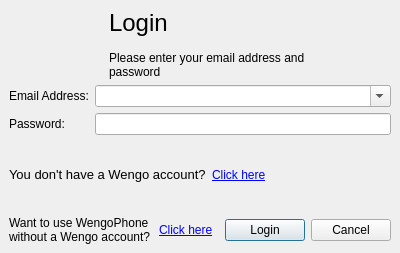
The window that wengophone/src/presentation/qt/login/LoginWindow.ui (tkrotoff/WengoPhone) describes before a commit, drawn with Qt 5.
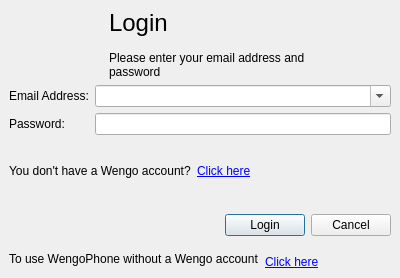
The same window after the commit.

Commit message: Work on the login window

Diff of the .ui file:
```diff
--- a/wengophone/src/presentation/qt/login/LoginWindow.ui
+++ b/wengophone/src/presentation/qt/login/LoginWindow.ui
@@ -9,7 +9,7 @@
     <x>0</x>
     <y>0</y>
     <width>400</width>
-    <height>253</height>
+    <height>278</height>
    </rect>
   </property>
   <property name="windowTitle" >
@@ -22,62 +22,28 @@
    <property name="spacing" >
     <number>6</number>
    </property>
-   <item row="4" column="0" colspan="2" >
-    <layout class="QGridLayout" >
-     <property name="margin" >
-      <number>0</number>
-     </property>
-     <property name="spacing" >
-      <number>6</number>
-     </property>
-     <item row="0" column="0" >
-      <widget class="QLabel" name="label" >
-       <property name="text" >
-        <string>&lt;html>&lt;head>&lt;meta name="qrichtext" content="1" />&lt;/head>&lt;body style=" white-space: pre-wrap; font-family:Sans Serif; font-size:10pt; font-weight:400; font-style:normal; text-decoration:none;">&lt;p style=" margin-top:0px; margin-bottom:0px; margin-left:0px; margin-right:0px; -qt-block-indent:0; text-indent:0px; font-family:MS Shell Dlg;">You don't have a Wengo account?&lt;/p>&lt;/body>&lt;/html></string>
-       </property>
-      </widget>
-     </item>
-     <item row="0" column="2" >
-      <spacer>
-       <property name="orientation" >
-        <enum>Qt::Horizontal</enum>
-       </property>
-       <property name="sizeHint" >
-        <size>
-         <width>40</width>
-         <height>20</height>
-        </size>
-       </property>
-      </spacer>
-     </item>
-     <item row="0" column="1" >
-      <widget class="QLabel" name="linkWengoAccountLabel" >
-       <property name="cursor" >
-        <cursor>13</cursor>
-       </property>
-       <property name="text" >
-        <string>&lt;html>&lt;head>&lt;meta name="qrichtext" content="1" />&lt;/head>&lt;body style=" white-space: pre-wrap; font-family:Sans Serif; font-size:9pt; font-weight:400; font-style:normal; text-decoration:none;">&lt;p style=" margin-top:0px; margin-bottom:0px; margin-left:0px; margin-right:0px; -qt-block-indent:0; text-indent:0px;">&lt;span style=" font-family:MS Shell Dlg; text-decoration: underline; color:#0000ff;">Click here&lt;/span>&lt;/p>&lt;/body>&lt;/html></string>
-       </property>
-      </widget>
-     </item>
-    </layout>
-   </item>
    <item row="6" column="0" colspan="2" >
-    <layout class="QGridLayout" >
+    <layout class="QHBoxLayout" >
      <property name="margin" >
       <number>0</number>
      </property>
      <property name="spacing" >
       <number>6</number>
      </property>
-     <item row="0" column="5" >
-      <widget class="QPushButton" name="cancelButton" >
-       <property name="text" >
-        <string>Cancel</string>
+     <item>
+      <spacer>
+       <property name="orientation" >
+        <enum>Qt::Horizontal</enum>
        </property>
-      </widget>
+       <property name="sizeHint" >
+        <size>
+         <width>16</width>
+         <height>36</height>
+        </size>
+       </property>
+      </spacer>
      </item>
-     <item row="0" column="4" >
+     <item>
       <widget class="QPushButton" name="loginButton" >
        <property name="text" >
         <string>Login</string>
@@ -90,20 +56,31 @@
        </property>
       </widget>
      </item>
-     <item row="0" column="1" >
-      <spacer>
-       <property name="orientation" >
-        <enum>Qt::Horizontal</enum>
+     <item>
+      <widget class="QPushButton" name="cancelButton" >
+       <property name="text" >
+        <string>Cancel</string>
        </property>
-       <property name="sizeHint" >
-        <size>
-         <width>40</width>
-         <height>20</height>
-        </size>
+      </widget>
+     </item>
+    </layout>
+   </item>
+   <item row="7" column="0" colspan="2" >
+    <layout class="QHBoxLayout" >
+     <property name="margin" >
+      <number>0</number>
+     </property>
+     <property name="spacing" >
+      <number>6</number>
+     </property>
+     <item>
+      <widget class="QLabel" name="label_3" >
+       <property name="text" >
+        <string>&lt;html>&lt;head>&lt;meta name="qrichtext" content="1" />&lt;/head>&lt;body style=" white-space: pre-wrap; font-family:MS Shell Dlg; font-size:8.25pt; font-weight:400; font-style:normal; text-decoration:none;">&lt;p style=" margin-top:0px; margin-bottom:0px; margin-left:0px; margin-right:0px; -qt-block-indent:0; text-indent:0px; font-size:9pt;">To use WengoPhone without a Wengo account&lt;/p>&lt;/body>&lt;/html></string>
        </property>
-      </spacer>
+      </widget>
      </item>
-     <item row="0" column="2" >
+     <item>
       <widget class="QLabel" name="linkUseWithoutAWengoAccountLabel" >
        <property name="cursor" >
         <cursor>13</cursor>
@@ -111,16 +88,45 @@
        <property name="text" >
         <string>&lt;html>&lt;head>&lt;meta name="qrichtext" content="1" />&lt;/head>&lt;body style=" white-space: pre-wrap; font-family:Sans Serif; font-size:9pt; font-weight:400; font-style:normal; text-decoration:none;">&lt;p style=" margin-top:0px; margin-bottom:0px; margin-left:0px; margin-right:0px; -qt-block-indent:0; text-indent:0px;">&lt;span style=" font-family:MS Shell Dlg; text-decoration: underline; color:#0000ff;">Click here&lt;/span>&lt;/p>&lt;/body>&lt;/html> </string>
        </property>
+       <property name="alignment" >
+        <set>Qt::AlignBottom|Qt::AlignLeading|Qt::AlignLeft</set>
+       </property>
       </widget>
      </item>
+     <item>
+      <spacer>
+       <property name="orientation" >
+        <enum>Qt::Horizontal</enum>
+       </property>
+       <property name="sizeHint" >
+        <size>
+         <width>40</width>
+         <height>20</height>
+        </size>
+       </property>
+      </spacer>
+     </item>
+    </layout>
+   </item>
+   <item row="4" column="0" colspan="2" >
+    <layout class="QGridLayout" >
+     <property name="margin" >
+      <number>0</number>
+     </property>
+     <property name="spacing" >
+      <number>6</number>
+     </property>
      <item row="0" column="0" >
-      <widget class="QLabel" name="label_3" >
+      <widget class="QLabel" name="label" >
        <property name="text" >
-        <string>&lt;html>&lt;head>&lt;meta name="qrichtext" content="1" />&lt;/head>&lt;body style=" white-space: pre-wrap; font-family:Sans Serif; font-size:9pt; font-weight:400; font-style:normal; text-decoration:none;">&lt;p style=" margin-top:0px; margin-bottom:0px; margin-left:0px; margin-right:0px; -qt-block-indent:0; text-indent:0px; font-family:MS Shell Dlg;">Want to use WengoPhone&lt;br/>without a Wengo account?&lt;/p>&lt;/body>&lt;/html></string>
+        <string>You don't have a Wengo account?</string>
+       </property>
+       <property name="textFormat" >
+        <enum>Qt::PlainText</enum>
        </property>
       </widget>
      </item>
-     <item row="0" column="3" >
+     <item row="0" column="2" >
       <spacer>
        <property name="orientation" >
         <enum>Qt::Horizontal</enum>
@@ -133,6 +139,16 @@
        </property>
       </spacer>
      </item>
+     <item row="0" column="1" >
+      <widget class="QLabel" name="linkWengoAccountLabel" >
+       <property name="cursor" >
+        <cursor>13</cursor>
+       </property>
+       <property name="text" >
+        <string>&lt;html>&lt;head>&lt;meta name="qrichtext" content="1" />&lt;/head>&lt;body style=" white-space: pre-wrap; font-family:Sans Serif; font-size:9pt; font-weight:400; font-style:normal; text-decoration:none;">&lt;p style=" margin-top:0px; margin-bottom:0px; margin-left:0px; margin-right:0px; -qt-block-indent:0; text-indent:0px;">&lt;span style=" font-family:MS Shell Dlg; text-decoration: underline; color:#0000ff;">Click here&lt;/span>&lt;/p>&lt;/body>&lt;/html></string>
+       </property>
+      </widget>
+     </item>
     </layout>
    </item>
    <item row="0" column="0" colspan="2" >
@@ -445,8 +461,8 @@
      </property>
      <property name="sizeHint" >
       <size>
-       <width>20</width>
-       <height>40</height>
+       <width>382</width>
+       <height>16</height>
       </size>
      </property>
     </spacer>
@@ -458,8 +474,8 @@
      </property>
      <property name="sizeHint" >
       <size>
-       <width>20</width>
-       <height>40</height>
+       <width>382</width>
+       <height>16</height>
       </size>
      </property>
     </spacer>
```
